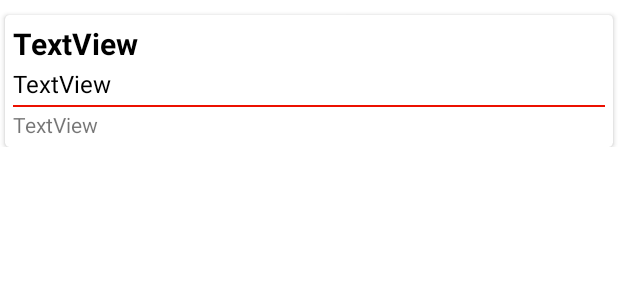
After one commit to DmitrySlv/ListOfNotes, an Android app: the layout note_list_item.xml on its own in the app's theme, with its tools: preview values and no code run, on a phone screen of 412 x 824 dp. The commit adds this screen. Shown: the top 300 px of the screen. Run offline under Robolectric (Android 15) with nearby library versions, the phone set to English and light mode, and no system bars.

Commit message:
Создание NoteAdapter для RecyclerView. Создание разметки для адаптера note_list_item.xml. Создание адаптера с помощью ListAdapter()

```diff
--- /dev/null
+++ b/app/src/main/java/com/ds_create/listofnotes/adapters/NoteAdapter.kt
@@ -0,0 +1,51 @@
+package com.ds_create.listofnotes.adapters
+
+import android.view.LayoutInflater
+import android.view.View
+import android.view.ViewGroup
+import androidx.recyclerview.widget.DiffUtil
+import androidx.recyclerview.widget.ListAdapter
+import androidx.recyclerview.widget.RecyclerView
+import com.ds_create.listofnotes.R
+import com.ds_create.listofnotes.databinding.NoteListItemBinding
+import com.ds_create.listofnotes.entities.NoteItem
+
+class NoteAdapter: ListAdapter<NoteItem, NoteAdapter.ItemHolder>(ItemComparator()) {
+
+    override fun onCreateViewHolder(parent: ViewGroup, viewType: Int): ItemHolder {
+        return ItemHolder.create(parent)
+    }
+
+    override fun onBindViewHolder(holder: ItemHolder, position: Int) {
+        holder.setData(getItem(position))
+    }
+
+    class ItemHolder(itemView: View): RecyclerView.ViewHolder(itemView) {
+        private val binding = NoteListItemBinding.bind(itemView)
+
+        fun setData(note: NoteItem) = with(binding) {
+            tvTitle.text = note.title
+            tvDescription.text = note.content
+            tvTime.text = note.time
+        }
+
+        companion object {
+            fun create(parent: ViewGroup): ItemHolder {
+                return ItemHolder(
+                    LayoutInflater.from(parent.context).inflate(R.layout.note_list_item, parent, false)
+                )
+            }
+        }
+    }
+
+    class ItemComparator: DiffUtil.ItemCallback<NoteItem>() {
+
+        override fun areItemsTheSame(oldItem: NoteItem, newItem: NoteItem): Boolean {
+            return oldItem.id == newItem.id
+        }
+
+        override fun areContentsTheSame(oldItem: NoteItem, newItem: NoteItem): Boolean {
+            return oldItem == newItem
+        }
+    }
+}
--- a/app/src/main/java/com/ds_create/listofnotes/fragments/FragmentManager.kt
+++ b/app/src/main/java/com/ds_create/listofnotes/fragments/FragmentManager.kt
@@ -12,4 +12,6 @@ object FragmentManager {
         transaction.commit()
         currentFrag = newFrag
     }
+
+
 }
--- /dev/null
+++ b/app/src/main/res/layout/note_list_item.xml
@@ -0,0 +1,69 @@
+<?xml version="1.0" encoding="utf-8"?>
+<androidx.constraintlayout.widget.ConstraintLayout xmlns:android="http://schemas.android.com/apk/res/android"
+    xmlns:app="http://schemas.android.com/apk/res-auto"
+    android:layout_width="match_parent"
+    android:layout_height="wrap_content">
+
+    <androidx.cardview.widget.CardView
+        android:layout_width="0dp"
+        android:layout_height="wrap_content"
+        android:layout_marginStart="3dp"
+        android:layout_marginTop="10dp"
+        android:layout_marginEnd="3dp"
+        app:cardCornerRadius="3dp"
+        app:layout_constraintBottom_toBottomOf="parent"
+        app:layout_constraintEnd_toEndOf="parent"
+        app:layout_constraintStart_toStartOf="parent"
+        app:layout_constraintTop_toTopOf="parent">
+
+        <androidx.constraintlayout.widget.ConstraintLayout
+            android:layout_width="match_parent"
+            android:layout_height="match_parent">
+
+            <LinearLayout
+                android:layout_width="match_parent"
+                android:layout_height="match_parent"
+                android:orientation="vertical"
+                android:padding="5dp"
+                app:layout_constraintBottom_toBottomOf="parent"
+                app:layout_constraintEnd_toEndOf="parent"
+                app:layout_constraintStart_toStartOf="parent"
+                app:layout_constraintTop_toTopOf="parent">
+
+                <TextView
+                    android:id="@+id/tvTitle"
+                    android:layout_width="match_parent"
+                    android:layout_height="wrap_content"
+                    android:text="TextView"
+                    android:textColor="@color/black"
+                    android:textSize="20sp"
+                    android:textStyle="bold" />
+
+                <TextView
+                    android:id="@+id/tvDescription"
+                    android:layout_width="match_parent"
+                    android:layout_height="wrap_content"
+                    android:layout_marginTop="2dp"
+                    android:text="TextView"
+                    android:textColor="@color/black"
+                    android:textSize="16sp" />
+
+                <LinearLayout
+                    android:id="@+id/separator"
+                    android:layout_width="match_parent"
+                    android:layout_height="1dp"
+                    android:layout_marginTop="3dp"
+                    android:background="@color/red"
+                    android:orientation="horizontal"></LinearLayout>
+
+                <TextView
+                    android:id="@+id/tvTime"
+                    android:layout_width="match_parent"
+                    android:layout_height="wrap_content"
+                    android:layout_marginTop="2dp"
+                    android:text="TextView"
+                    android:textSize="14sp" />
+            </LinearLayout>
+        </androidx.constraintlayout.widget.ConstraintLayout>
+    </androidx.cardview.widget.CardView>
+</androidx.constraintlayout.widget.ConstraintLayout>
--- a/app/src/main/res/values/colors.xml
+++ b/app/src/main/res/values/colors.xml
@@ -8,4 +8,5 @@
     <color name="black">#FF000000</color>
     <color name="white">#FFFFFFFF</color>
     <color name="blue_main">#03A9F4</color>
+    <color name="red">#EC1000</color>
 </resources>
```
